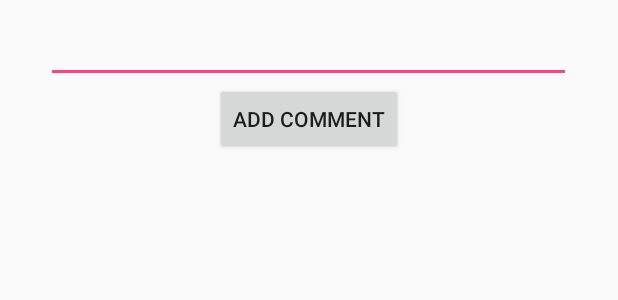
After one commit to rtouti/news-reader, an Android app: the layout add_comment_view_layout.xml on its own in the app's theme, with its tools: preview values and no code run, on a phone screen of 412 x 824 dp. The commit adds this screen. Shown: the top 300 px of the screen. Run offline under Robolectric (Android 15) with nearby library versions, the phone set to English and light mode, and no system bars.

Commit message:
Ajout des commentaires

```diff
--- a/app/src/main/java/com/reddit/client/redditclient2/controllers/activities/ArticlesActivity.java
+++ b/app/src/main/java/com/reddit/client/redditclient2/controllers/activities/ArticlesActivity.java
@@ -35,6 +35,7 @@ import com.reddit.client.redditclient2.controllers.listeners.OnSortingMultiChoic
 import com.reddit.client.redditclient2.controllers.listeners.TextSizeAndShareOnClickListener;
 import com.reddit.client.redditclient2.views.adapters.ArticlesAdapter;
 import com.reddit.client.redditclient2.views.adapters.CommentsAdapter;
+import com.reddit.client.redditclient2.views.dialogs.AddCommentDialog;
 import com.squareup.picasso.Picasso;
 
 public class ArticlesActivity extends AppCompatActivity {
@@ -106,8 +107,8 @@ public class ArticlesActivity extends AppCompatActivity {
         switch (item.getItemId()){
             case R.id.add_comment_menu:
                 if(RedditClient.CONNECTED){
-                    AddCommentTask task = new AddCommentTask(this);
-                    task.execute("Test", link);
+                    AddCommentDialog alert = new AddCommentDialog(this, this, link);
+                    alert.show();
                 }
                 else {
                     Toast.makeText(this, R.string.not_connected, Toast.LENGTH_LONG).show();
--- a/app/src/main/java/com/reddit/client/redditclient2/controllers/activities/MainActivity.java
+++ b/app/src/main/java/com/reddit/client/redditclient2/controllers/activities/MainActivity.java
@@ -210,9 +210,7 @@ public class MainActivity extends AppCompatActivity {
                         .create();
                 alert.show();
                 break;
-            case R.id.text_size_menu:
-                Toast.makeText(this, "Taille du texte!", Toast.LENGTH_LONG).show();
-                break;
+
             default:
                 break;
         }
--- /dev/null
+++ b/app/src/main/res/layout/add_comment_view_layout.xml
@@ -0,0 +1,26 @@
+<?xml version="1.0" encoding="utf-8"?>
+<LinearLayout xmlns:android="http://schemas.android.com/apk/res/android"
+    android:id="@+id/comment_layout"
+    android:layout_width="match_parent"
+    android:layout_height="wrap_content"
+    android:gravity="center"
+    android:orientation="vertical">
+
+    <EditText
+        android:id="@+id/add_comment_text"
+        android:layout_width="350dp"
+        android:layout_height="wrap_content"
+        android:gravity="top"
+        android:paddingTop="20dp" />
+
+    <Button
+        android:id="@+id/add_comment_button"
+        android:layout_width="wrap_content"
+        android:layout_height="wrap_content"
+        android:layout_alignLeft="@+id/add_comment_text"
+        android:layout_alignStart="@+id/add_comment_text"
+        android:layout_below="@+id/add_comment_text"
+        android:gravity="center_vertical"
+        android:text="@string/add_comment_button" />
+
+</LinearLayout>
--- a/app/src/main/res/menu/options_menu.xml
+++ b/app/src/main/res/menu/options_menu.xml
@@ -5,9 +5,6 @@
         android:id="@+id/preference_menu" />
     <item android:title="@string/sorting"
         android:id="@+id/sorting_menu" />
-    <item android:title="@string/text_size"
-        android:id="@+id/text_size_menu"
-        android:icon="@mipmap/ic_launcher" />
 
     <item android:id="@+id/menu_search"
         android:title="@string/search_text"
--- a/app/src/main/res/values/strings.xml
+++ b/app/src/main/res/values/strings.xml
@@ -52,4 +52,5 @@
     <string name="web_link">Go to link</string>
     <string name="email_chooser">Choose an email app</string>
     <string name="failed_connection">Connection failed, please verify your internet connection.</string>
+    <string name="add_comment_button">Add comment</string>
 </resources>
```
Also changed, not shown: app/src/main/java/com/reddit/client/redditclient2/views/dialogs/AddCommentDialog.java (added, +48 -0 lines), 1 other file.
